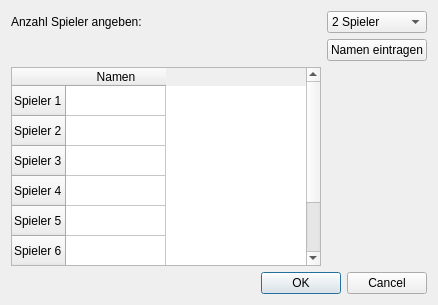
The window that multiplayerdialog.ui (michelfiedler/Kniffel.mrai) describes before a commit, drawn with Qt 5.
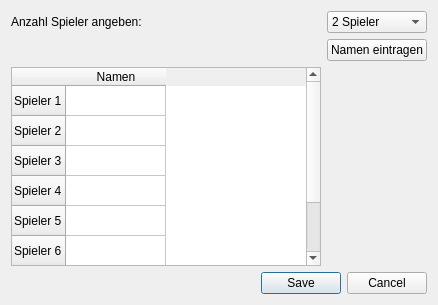
The same window after the commit.

Commit message:
Erneute Stylistische Änderung im Multiplayerdialog Fenster
Änderung eines Buttons zur Übersichtlichkeit für den Spieler

Patch:
```diff
--- a/multiplayerdialog.ui
+++ b/multiplayerdialog.ui
@@ -20,7 +20,7 @@
       <enum>Qt::Horizontal</enum>
      </property>
      <property name="standardButtons">
-      <set>QDialogButtonBox::Cancel|QDialogButtonBox::Ok</set>
+      <set>QDialogButtonBox::Cancel|QDialogButtonBox::Save</set>
      </property>
     </widget>
    </item>
```
The commit also changes 1 other file.
